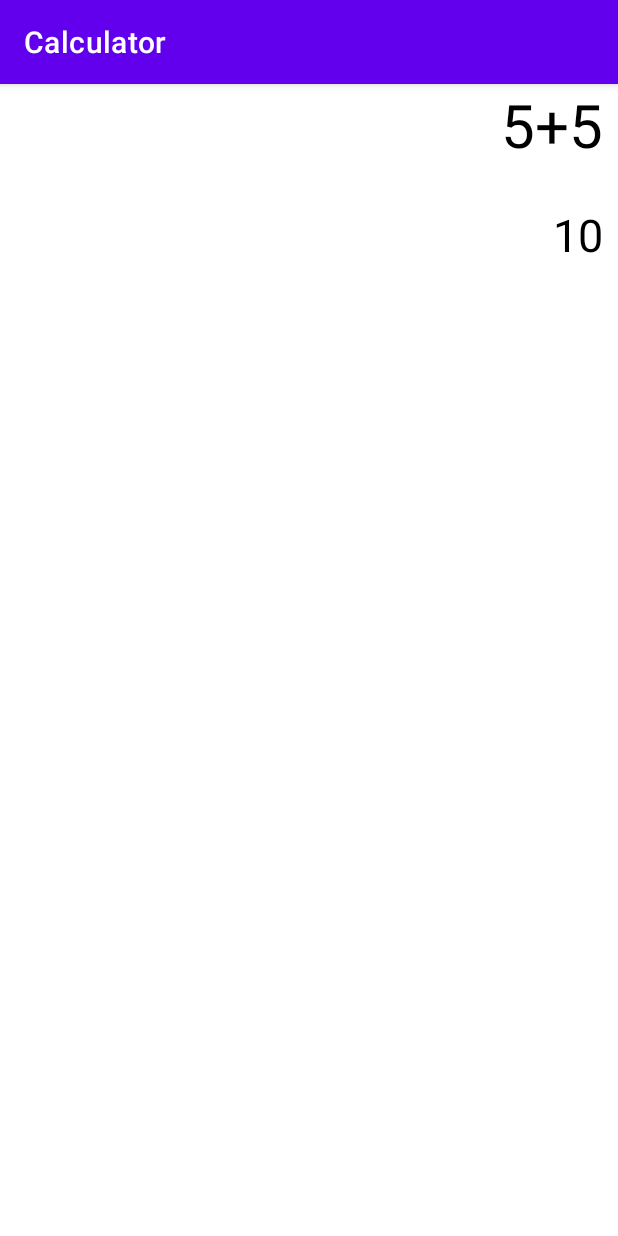
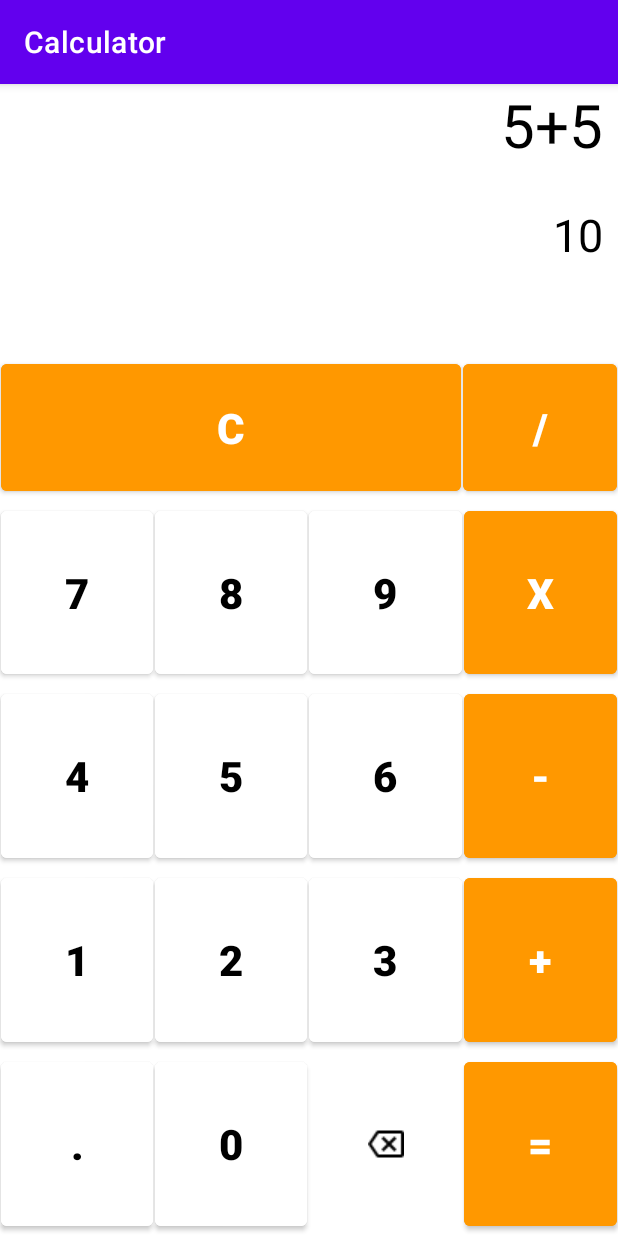
Before and after one commit to DanVeronez/Calculadora_Android_Java, an Android app: the screen it shows after launch (MainActivity), on a phone screen of 412 x 824 dp. Run offline under Robolectric (Android 15) with nearby library versions, the phone set to English and light mode, and no system bars.

Commit message:
Atualização - Adicionado design completo da calculadora

```diff
--- a/app/src/main/res/layout/activity_main.xml
+++ b/app/src/main/res/layout/activity_main.xml
@@ -32,4 +32,155 @@
         android:ellipsize="end"
         android:maxLines="1"/>
 
+    <LinearLayout
+        android:layout_width="match_parent"
+        android:layout_height="0dp"
+        android:layout_weight="0.8"
+        android:orientation="horizontal">
+
+        <Button
+            android:id="@+id/bt_limpar"
+            style="@style/Operators_Button"
+            android:layout_weight="3"
+            android:text="C"/>
+
+        <Button
+            android:id="@+id/divisao"
+            style="@style/Operators_Button"
+            android:text="/"/>
+
+
+    </LinearLayout>
+
+    <LinearLayout
+        android:layout_width="match_parent"
+        android:layout_height="0dp"
+        android:layout_weight="1"
+        android:orientation="horizontal">
+
+        <Button
+            android:id="@+id/numero_sete"
+            style="@style/Numbers_Button"
+            android:layout_weight="1"
+            android:text="7"/>
+
+        <Button
+            android:id="@+id/numero_oito"
+            style="@style/Numbers_Button"
+            android:layout_weight="1"
+            android:text="8"/>
+
+        <Button
+            android:id="@+id/numero_nove"
+            style="@style/Numbers_Button"
+            android:layout_weight="1"
+            android:text="9"/>
+
+        <Button
+            android:id="@+id/multiplicacao"
+            style="@style/Operators_Button"
+            android:text="x"/>
+
+
+    </LinearLayout>
+
+    <LinearLayout
+        android:layout_width="match_parent"
+        android:layout_height="0dp"
+        android:layout_weight="1"
+        android:orientation="horizontal">
+
+        <Button
+            android:id="@+id/numero_quatro"
+            style="@style/Numbers_Button"
+            android:layout_weight="1"
+            android:text="4"/>
+
+        <Button
+            android:id="@+id/numero_cinco"
+            style="@style/Numbers_Button"
+            android:layout_weight="1"
+            android:text="5"/>
+
+        <Button
+            android:id="@+id/numero_seis"
+            style="@style/Numbers_Button"
+            android:layout_weight="1"
+            android:text="6"/>
+
+        <Button
+            android:id="@+id/subitracao"
+            style="@style/Operators_Button"
+            android:text="-"/>
+
+
+    </LinearLayout>
+
+    <LinearLayout
+        android:layout_width="match_parent"
+        android:layout_height="0dp"
+        android:layout_weight="1"
+        android:orientation="horizontal">
+
+        <Button
+            android:id="@+id/numero_um"
+            style="@style/Numbers_Button"
+            android:layout_weight="1"
+            android:text="1"/>
+
+        <Button
+            android:id="@+id/numero_dois"
+            style="@style/Numbers_Button"
+            android:layout_weight="1"
+            android:text="2"/>
+
+        <Button
+            android:id="@+id/numero_tres"
+            style="@style/Numbers_Button"
+            android:layout_weight="1"
+            android:text="3"/>
+
+        <Button
+            android:id="@+id/soma"
+            style="@style/Operators_Button"
+            android:text="+"/>
+
+
+    </LinearLayout>
+
+    <LinearLayout
+        android:layout_width="match_parent"
+        android:layout_height="0dp"
+        android:layout_weight="1"
+        android:orientation="horizontal">
+
+        <Button
+            android:id="@+id/ponto"
+            style="@style/Numbers_Button"
+            android:layout_weight="1"
+            android:text="."/>
+
+        <Button
+            android:id="@+id/numero_zero"
+            style="@style/Numbers_Button"
+            android:layout_weight="1"
+            android:text="0"/>
+
+        <ImageView
+            android:id="@+id/backspace"
+            style="@style/Numbers_Button"
+            android:src="@drawable/backspace"
+            android:scaleType="center"
+            />
+
+        <Button
+            android:id="@+id/igual"
+            style="@style/Operators_Button"
+            android:text="="/>
+
+
+    </LinearLayout>
+
+
+
 </LinearLayout>
```
Also changed, not shown: app/src/main/res/drawable/backspace.png (added).
